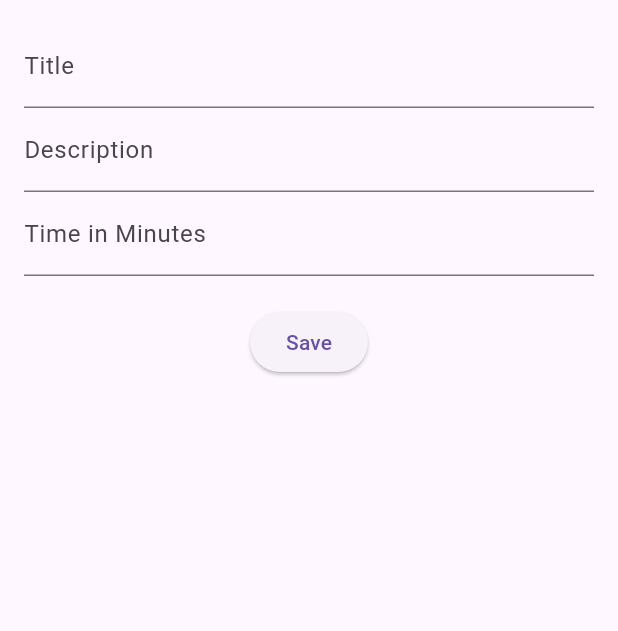
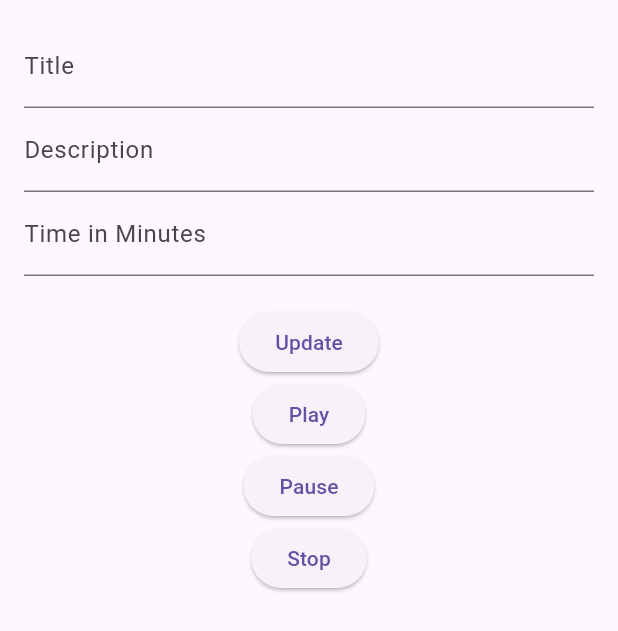
Before and after one commit to rakeshrawat007/todo_app, a Flutter app: the TodoForm screen opened directly, on a phone screen of 412 x 824 dp. Shown: the top 631 px of the screen. Run offline on Flutter 3.47's test engine with Material 3 defaults, Android fonts, the phone set to English and light mode, and no system bars; our stand-ins replace firebase_core, flutter_bloc, flutter_slidable, hive, hive_flutter; accounts and stored records are empty.

Commit message:
added timer counter play, puase ,cancel button and logic

```diff
--- a/lib/data/models/todo_model.dart
+++ b/lib/data/models/todo_model.dart
@@ -7,18 +7,23 @@ part 'todo_model.g.dart';
 
 @HiveType(typeId: 0)
 class TodoModel extends TodoEntity {
+  @override
   @HiveField(0)
   final String title;
 
+  @override
   @HiveField(1)
   final String description;
 
+  @override
   @HiveField(2)
   final int timer;
 
+  @override
   @HiveField(3)
   final bool isCompleted;
 
+  @override
   @HiveField(4)
   final bool isRunning;
 
--- a/lib/presentation/bloc/todo_event.dart
+++ b/lib/presentation/bloc/todo_event.dart
@@ -21,3 +21,22 @@ class DeleteTodoEvent extends TodoEvent {
 
   DeleteTodoEvent(this.index);
 }
+
+// Add these events
+class StartTimerEvent extends TodoEvent {
+  final int index;
+
+  StartTimerEvent(this.index);
+}
+
+class PauseTimerEvent extends TodoEvent {
+  final int index;
+
+  PauseTimerEvent(this.index);
+}
+
+class CancelTimerEvent extends TodoEvent {
+  final int index;
+
+  CancelTimerEvent(this.index);
+}
--- a/lib/presentation/screens/todo_form.dart
+++ b/lib/presentation/screens/todo_form.dart
@@ -9,7 +9,7 @@ class TodoForm extends StatefulWidget {
   final int? index;
   final TodoModel? todoModel;
 
-  const TodoForm({Key? key, this.todoModel, required this.isEditing, this.index}) : super(key: key);
+  const TodoForm({super.key, this.todoModel, required this.isEditing, this.index});
 
   @override
   _TodoFormState createState() => _TodoFormState();
@@ -104,6 +104,24 @@ class _TodoFormState extends State<TodoForm> {
                   }
                 },
               ),
+              ElevatedButton(
+                child: Text('Play'),
+                onPressed: () {
+
+                },
+              ),
+              ElevatedButton(
+                child: Text('Pause'),
+                onPressed: () {
+
+                },
+              ),
+              ElevatedButton(
+                child: Text('Stop'),
+                onPressed: () {
+
+                },
+              ),
             ],
           ),
         ),
--- a/pubspec.yaml
+++ b/pubspec.yaml
@@ -39,6 +39,7 @@ dependencies:
   change_app_package_name: ^1.4.0
   hive_flutter:
   hive:
+  flutter_slidable: ^3.1.1
 
 
 
@@ -47,6 +48,7 @@ dependencies:
   # Use with the CupertinoIcons class for iOS style icons.
   cupertino_icons: ^1.0.6
 
+  path_provider: any
 dev_dependencies:
   flutter_test:
     sdk: flutter
```
Also changed, not shown: lib/main.dart (+5 -5 lines), lib/presentation/bloc/todo_bloc.dart (+58 -1 lines), lib/presentation/screens/todo_screen.dart (+65 -23 lines), pubspec.lock, 1 other file.
